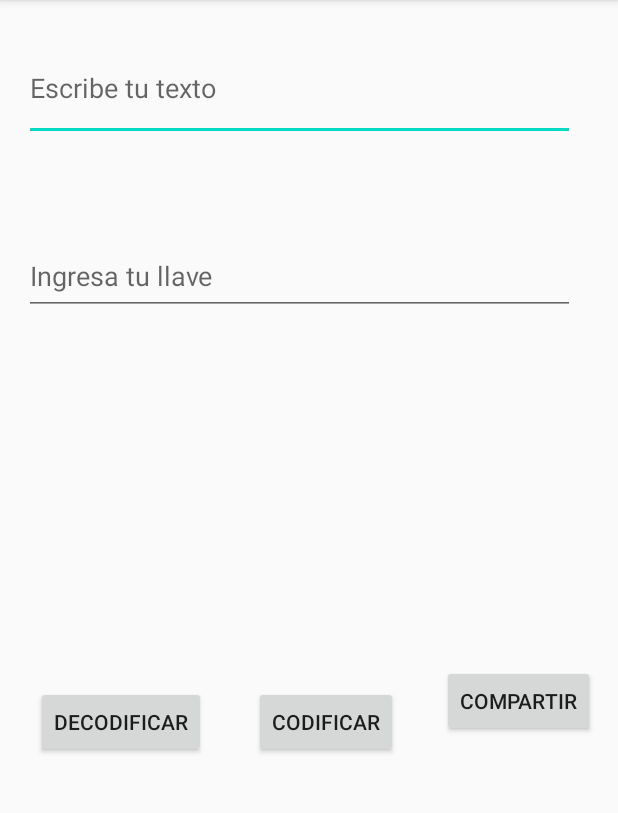
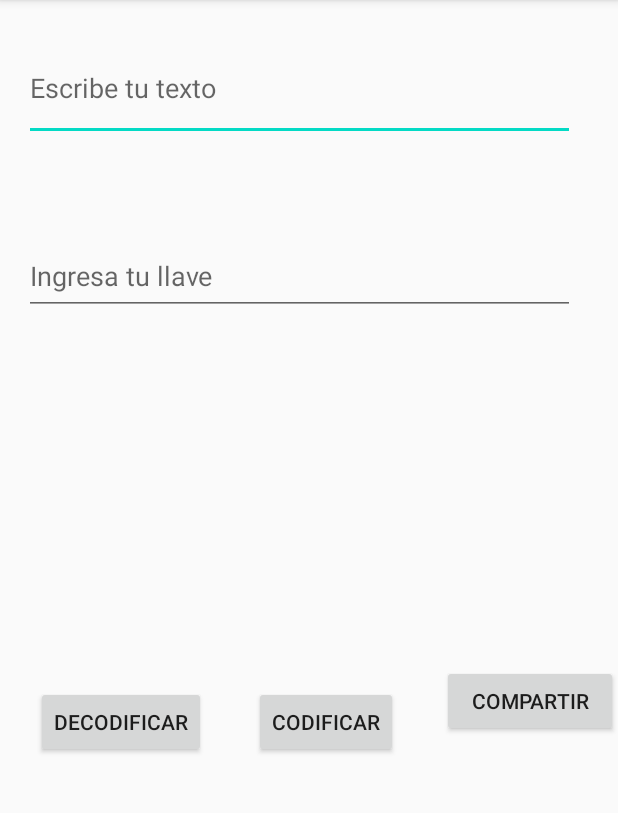
Before and after one commit to alarraut/Encription_2020, an Android app: the screen it shows after launch (MainActivity), on a phone screen of 412 x 824 dp, the part 84-897 px from its top. Run offline under Robolectric (Android 15) with nearby library versions, the phone set to English and light mode, and no system bars.

```diff
--- a/app/src/main/res/layout/activity_main.xml
+++ b/app/src/main/res/layout/activity_main.xml
@@ -63,13 +63,11 @@
 
     <Button
         android:id="@+id/button3"
-        android:layout_width="wrap_content"
+        android:layout_width="0dp"
         android:layout_height="wrap_content"
         android:layout_marginStart="29dp"
         android:layout_marginLeft="29dp"
         android:layout_marginTop="233dp"
-        android:layout_marginEnd="48dp"
-        android:layout_marginRight="48dp"
         android:onClick="compartir"
         android:text="Compartir"
         app:layout_constraintBottom_toBottomOf="parent"
```
Also changed, not shown: app/src/main/java/com/example/encription_2020/MainActivity.kt (+25 -9 lines).
